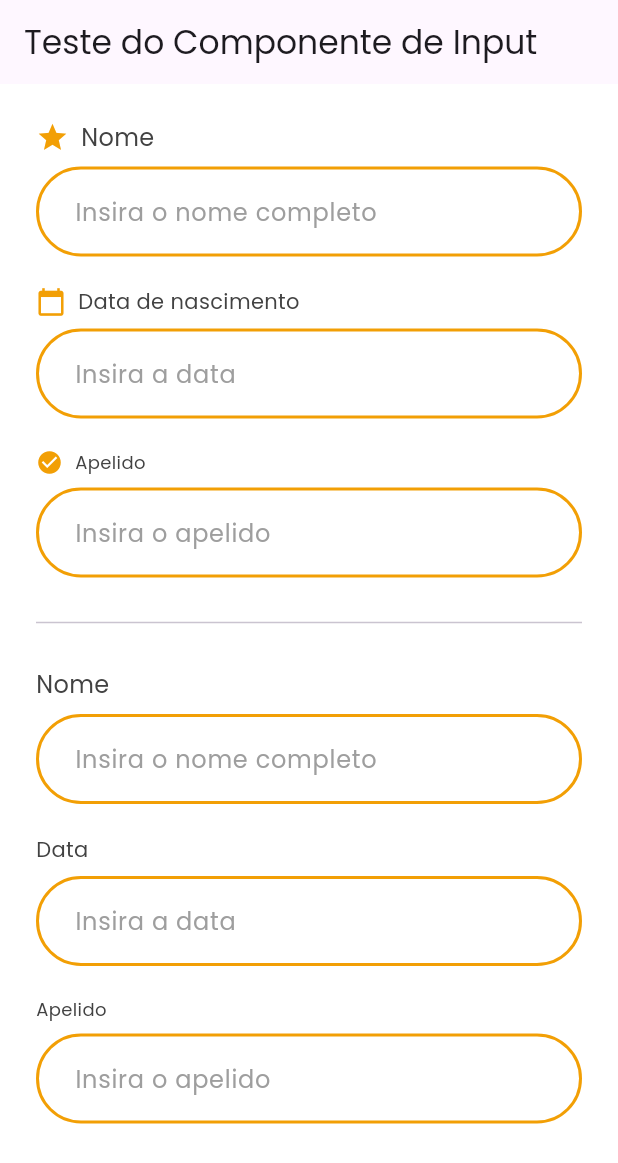
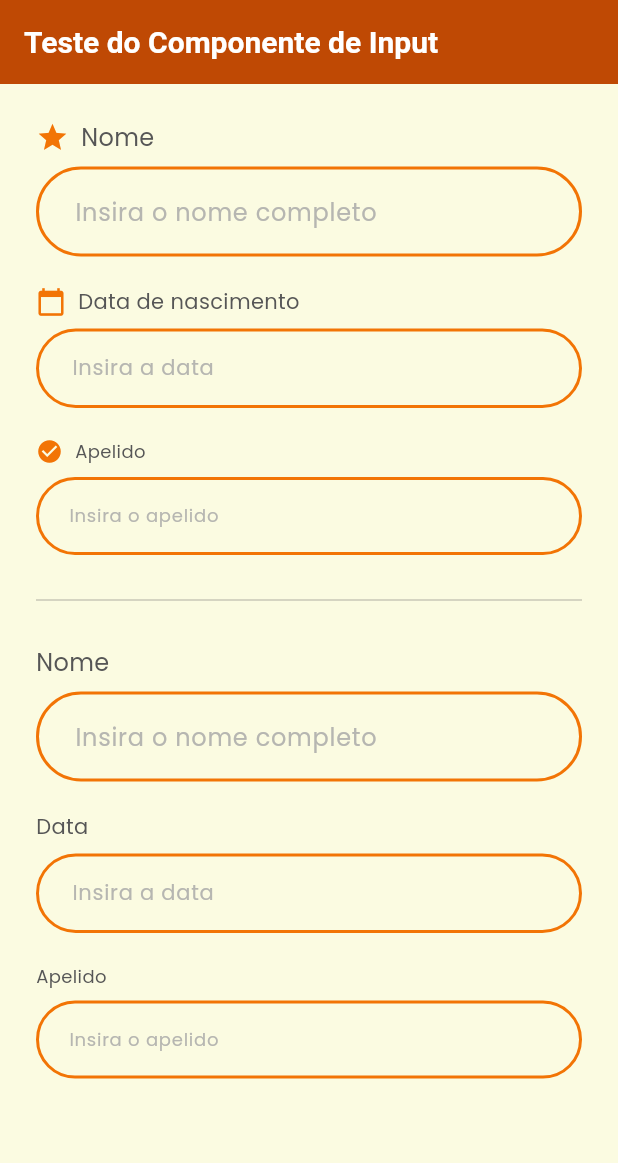
Before and after one commit to FatecFranca/DSM-P5-G07-2025-2, a Flutter app: the screen it shows after launch, on a phone screen of 412 x 824 dp. Shown: the top 1163 px of the screen. Run offline on Flutter 3.47's test engine with Material 3 defaults, Android fonts, the phone set to English and light mode, and no system bars; our stand-ins replace google_fonts.

Commit message:
Componente recebendo o IconData

```diff
--- a/mobile/lib/components/ui/input.dart
+++ b/mobile/lib/components/ui/input.dart
@@ -1,12 +1,13 @@
 import 'package:flutter/material.dart';
 import '../../enums/input_size.dart';
+import '../../theme/app_theme.dart';
 
 class Input extends StatefulWidget {
   final String label;
   final String hintText;
   final InputSize size;
   final TextEditingController controller;
-  final Widget? icon;
+  final IconData? icon;
   final Function(String)? onChanged;
   final TextInputType keyboardType;
   final bool obscureText;
@@ -49,20 +50,33 @@ class _InputState extends State<Input> {
 
   @override
   Widget build(BuildContext context) {
-    const Color orangeColor = Color(0xFFF29F05);
-
     double labelFontSize;
+    double textFieldFontSize;
+    double iconSize;
+    EdgeInsets contentPadding;
 
     switch (widget.size) {
       case InputSize.medium:
         labelFontSize = 14;
+        textFieldFontSize = 14;
+        iconSize = 20;
+        contentPadding =
+            const EdgeInsets.symmetric(horizontal: 22, vertical: 14);
         break;
       case InputSize.small:
         labelFontSize = 12;
+        textFieldFontSize = 12;
+        iconSize = 18;
+        contentPadding =
+            const EdgeInsets.symmetric(horizontal: 20, vertical: 12);
         break;
       case InputSize.large:
       default:
         labelFontSize = 16;
+        textFieldFontSize = 16;
+        iconSize = 22;
+        contentPadding =
+            const EdgeInsets.symmetric(horizontal: 24, vertical: 16);
         break;
     }
 
@@ -72,14 +86,18 @@ class _InputState extends State<Input> {
         Row(
           children: [
             if (widget.icon != null) ...[
-              widget.icon!,
+              Icon(
+                widget.icon,
+                color: AppColors.orange,
+                size: iconSize,
+              ),
               const SizedBox(width: 8),
             ],
             Text(
               widget.label,
               style: TextStyle(
                 fontSize: labelFontSize,
-                color: Colors.grey[800],
+                color: AppColors.black400,
               ),
             ),
           ],
@@ -91,7 +109,7 @@ class _InputState extends State<Input> {
             color: Colors.transparent,
             borderRadius: BorderRadius.circular(30.0),
             border: Border.all(
-              color: orangeColor,
+              color: AppColors.orange,
               width: _isFocused ? 2.5 : 2.0,
             ),
           ),
@@ -101,15 +119,18 @@ class _InputState extends State<Input> {
             keyboardType: widget.keyboardType,
             onChanged: widget.onChanged,
             obscureText: widget.obscureText,
-            cursorColor: orangeColor,
-            style: const TextStyle(color: Colors.black, fontSize: 16),
+            cursorColor: AppColors.orange,
+            style: TextStyle(
+              color: AppColors.black400,
+              fontSize: textFieldFontSize,
+            ),
             decoration: InputDecoration(
-              contentPadding: const EdgeInsets.symmetric(
-                horizontal: 24,
-                vertical: 16,
+              contentPadding: contentPadding,
+              hintText: widget.hintText,
+              hintStyle: TextStyle(
+                color: AppColors.black200,
+                fontSize: textFieldFontSize,
               ),
-              hintText: widget.hintText,
-              hintStyle: TextStyle(color: Colors.grey[500], fontSize: 16),
               border: InputBorder.none,
             ),
           ),
--- a/mobile/lib/main.dart
+++ b/mobile/lib/main.dart
@@ -1,10 +1,9 @@
 import 'package:flutter/material.dart';
 import 'components/ui/input.dart';
-import '../../enums/input_size.dart';
-import 'package:google_fonts/google_fonts.dart';
+import 'enums/input_size.dart';
+import 'theme/app_theme.dart';
 
-void main() async {
-  WidgetsFlutterBinding.ensureInitialized();
+void main() {
   runApp(const MyApp());
 }
 
@@ -15,13 +14,7 @@ class MyApp extends StatelessWidget {
   Widget build(BuildContext context) {
     return MaterialApp(
       title: 'PetDex Input Test',
-      debugShowCheckedModeBanner: false,
-      theme: ThemeData(
-        brightness: Brightness.light,
-        textTheme: GoogleFonts.poppinsTextTheme(
-          ThemeData.light().textTheme,
-        ),
-      ),
+      theme: AppTheme.lightTheme,
       home: const ComponentTestScreen(),
     );
   }
@@ -42,8 +35,6 @@ class _ComponentTestScreenState extends State<ComponentTestScreen> {
   final _dateController2 = TextEditingController();
   final _nicknameController2 = TextEditingController();
 
-  static const Color orangeColor = Color(0xFFF29F05);
-
   @override
   void dispose() {
     _nameController.dispose();
@@ -58,7 +49,6 @@ class _ComponentTestScreenState extends State<ComponentTestScreen> {
   @override
   Widget build(BuildContext context) {
     return Scaffold(
-      backgroundColor: Colors.white,
       appBar: AppBar(title: const Text('Teste do Componente de Input')),
       body: SingleChildScrollView(
         padding: const EdgeInsets.all(24.0),
@@ -68,7 +58,7 @@ class _ComponentTestScreenState extends State<ComponentTestScreen> {
               label: 'Nome',
               hintText: 'Insira o nome completo',
               controller: _nameController,
-              icon: const Icon(Icons.star, color: orangeColor, size: 22),
+              icon: Icons.star,
               size: InputSize.large,
             ),
             const SizedBox(height: 20),
@@ -76,7 +66,7 @@ class _ComponentTestScreenState extends State<ComponentTestScreen> {
               label: 'Data de nascimento',
               hintText: 'Insira a data',
               controller: _dateController,
-              icon: const Icon(Icons.calendar_today, color: orangeColor, size: 20),
+              icon: Icons.calendar_today,
               size: InputSize.medium,
               keyboardType: TextInputType.datetime,
             ),
@@ -85,10 +75,12 @@ class _ComponentTestScreenState extends State<ComponentTestScreen> {
               label: 'Apelido',
               hintText: 'Insira o apelido',
               controller: _nicknameController,
-              icon: const Icon(Icons.check_circle, color: orangeColor, size: 18),
+              icon: Icons.check_circle,
               size: InputSize.small,
             ),
+
             const Divider(height: 60),
+
             Input(
               label: 'Nome',
               hintText: 'Insira o nome completo',
--- /dev/null
+++ b/mobile/lib/theme/app_theme.dart
@@ -0,0 +1,35 @@
+import 'package:flutter/material.dart';
+import 'package:google_fonts/google_fonts.dart';
+
+class AppColors {
+  static const Color sand100 = Color(0xFFFBFBE1);
+  static const Color sand200 = Color(0xFFe5e5ce);
+  static const Color sand300 = Color(0xFFFAEDCB);
+  static const Color sand400 = Color(0xFFf9d9aa);
+  static const Color sand = Color(0xFFF0D37B);
+  static const Color sand900 = Color(0xFFF0D37B);
+  static const Color orange200 = Color(0xFFD89042);
+  static const Color orange400 = Color(0xFFF39200);
+  static const Color orange = Color(0xFFF27405);
+  static const Color orange900 = Color(0xFFBF4904);
+  static const Color black200 = Color(0xFFB6B6B1);
+  static const Color black400 = Color(0xFF565656);
+}
+
+class AppTheme {
+  static ThemeData lightTheme = ThemeData(
+    textTheme: GoogleFonts.poppinsTextTheme(Typography.blackCupertino),
+    scaffoldBackgroundColor: AppColors.sand100,
+    colorScheme: ColorScheme.fromSeed(
+      seedColor: AppColors.sand100,
+    ).copyWith(primary: AppColors.orange900, secondary: AppColors.orange400),
+    appBarTheme: const AppBarTheme(
+      backgroundColor: AppColors.orange900,
+      titleTextStyle: TextStyle(
+        color: Colors.white,
+        fontSize: 20,
+        fontWeight: FontWeight.bold,
+      ),
+    ),
+  );
+}
```
